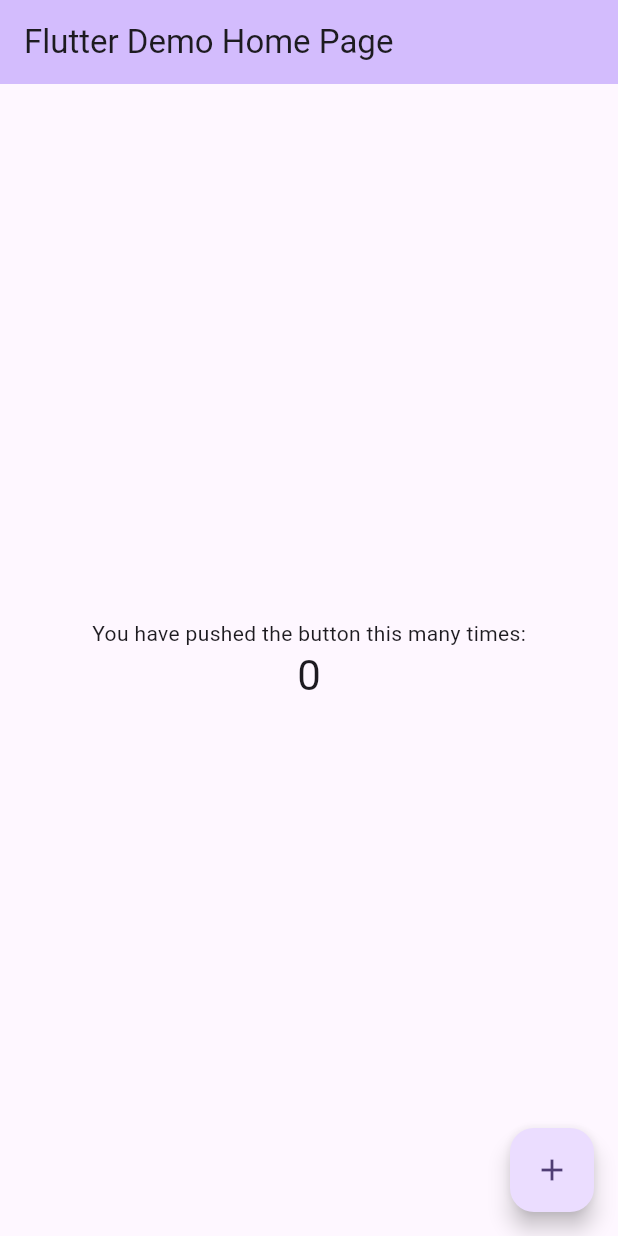
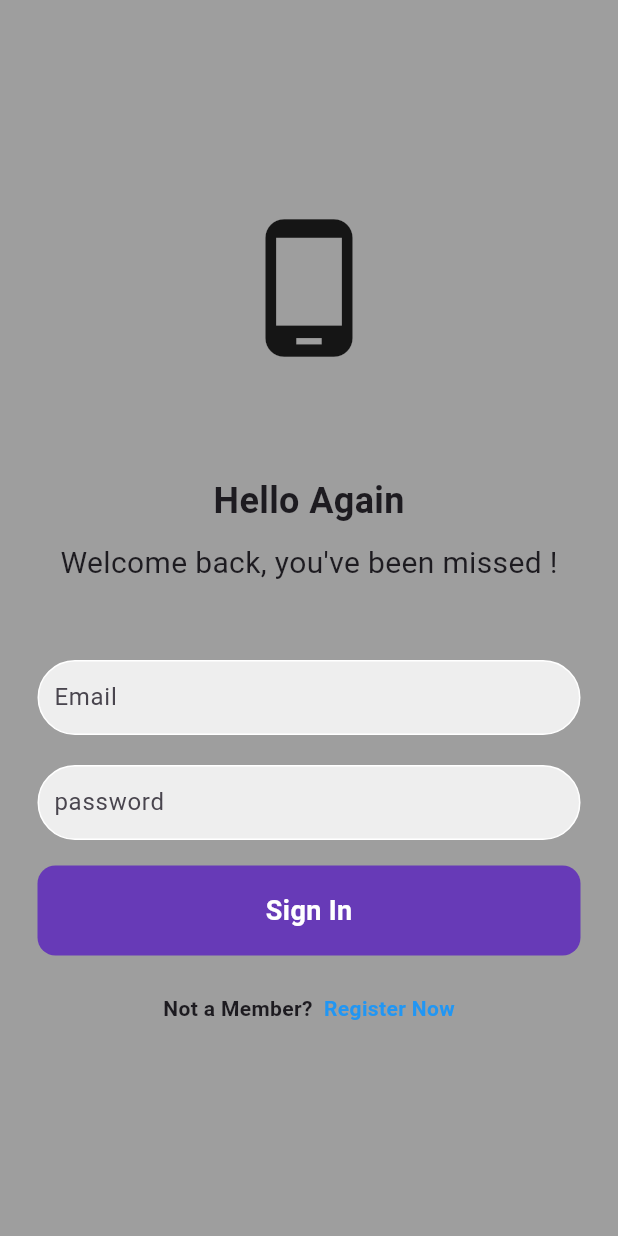
Before and after one commit to Pakhrin007/App, a Flutter app: the screen it shows after launch, on a phone screen of 412 x 824 dp. Run offline on Flutter 3.47's test engine with Material 3 defaults, Android fonts, the phone set to English and light mode, and no system bars; our stand-ins replace firebase_core; accounts and stored records are empty.

Commit message:
loginpage

```diff
--- /dev/null
+++ b/lib/loginpage.dart
@@ -0,0 +1,128 @@
+import 'package:flutter/material.dart';
+
+class Loginpage extends StatefulWidget {
+  const Loginpage({super.key});
+
+  @override
+  State<Loginpage> createState() => _LoginpageState();
+}
+
+class _LoginpageState extends State<Loginpage> {
+  @override
+  Widget build(BuildContext context) {
+    return Scaffold(
+      backgroundColor: Colors.grey,
+      body: SafeArea(
+        child: Center(
+          child: SingleChildScrollView(
+            child: Column(
+              mainAxisAlignment: MainAxisAlignment.center,
+              children: [
+                Icon(
+                  Icons.phone_android,
+                  size: 100,
+                ),
+                SizedBox(
+                  height: 75,
+                ),
+                Text(
+                  "Hello Again",
+                  style: TextStyle(fontWeight: FontWeight.bold, fontSize: 24),
+                ),
+                SizedBox(
+                  height: 10,
+                ),
+                Text(
+                  "Welcome back, you\'ve been missed !",
+                  style: TextStyle(fontSize: 20),
+                ),
+                SizedBox(
+                  height: 50,
+                ),
+                Padding(
+                  padding: const EdgeInsets.symmetric(horizontal: 25.0),
+                  child: Container(
+                    decoration: BoxDecoration(
+                        color: Colors.grey[200],
+                        border: Border.all(color: Colors.white),
+                        borderRadius: BorderRadius.circular(25)),
+                    child: Padding(
+                      padding: const EdgeInsets.only(left: 10),
+                      child: TextField(
+                        decoration: InputDecoration(
+                          border: InputBorder.none,
+                          hintText: "Email",
+                        ),
+                      ),
+                    ),
+                  ),
+                ),
+                SizedBox(
+                  height: 20,
+                ),
+                Padding(
+                  padding: const EdgeInsets.symmetric(horizontal: 25.0),
+                  child: Container(
+                    decoration: BoxDecoration(
+                        color: Colors.grey[200],
+                        border: Border.all(color: Colors.white),
+                        borderRadius: BorderRadius.circular(25)),
+                    child: Padding(
+                      padding: const EdgeInsets.only(left: 10),
+                      child: TextField(
+                        obscureText: true,
+                        decoration: InputDecoration(
+                          border: InputBorder.none,
+                          hintText: "password",
+                        ),
+                      ),
+                    ),
+                  ),
+                ),
+                SizedBox(
+                  height: 17,
+                ),
+                Padding(
+                  padding: EdgeInsets.symmetric(horizontal: 25.0),
+                  child: Container(
+                    padding: EdgeInsets.all(17),
+                    decoration: BoxDecoration(
+                      color: Colors.deepPurple,
+                      borderRadius: BorderRadius.circular(12),
+                    ),
+                    child: Center(
+                      child: Text(
+                        "Sign In",
+                        style: TextStyle(
+                            color: Colors.white,
+                            fontWeight: FontWeight.bold,
+                            fontSize: 18),
+                      ),
+                    ),
+                  ),
+                ),
+                SizedBox(
+                  height: 25,
+                ),
+                Row(
+                  mainAxisAlignment: MainAxisAlignment.center,
+                  children: [
+                    Text(
+                      "Not a Member?",
+                      style: TextStyle(fontWeight: FontWeight.bold),
+                    ),
+                    Text(
+                      "  Register Now",
+                      style: TextStyle(
+                          color: Colors.blue, fontWeight: FontWeight.bold),
+                    ),
+                  ],
+                )
+              ],
+            ),
+          ),
+        ),
+      ),
+    );
+  }
+}
--- a/lib/main.dart
+++ b/lib/main.dart
@@ -1,5 +1,6 @@
 import 'package:firebase_core/firebase_core.dart';
 import 'package:flutter/material.dart';
+import 'package:helloworld/loginpage.dart';
 
 void main() async {
   WidgetsFlutterBinding.ensureInitialized();
@@ -14,115 +15,13 @@ class MyApp extends StatelessWidget {
   @override
   Widget build(BuildContext context) {
     return MaterialApp(
+      debugShowCheckedModeBanner: false,
       title: 'Flutter Demo',
       theme: ThemeData(
-        // This is the theme of your application.
-        //
-        // TRY THIS: Try running your application with "flutter run". You'll see
-        // the application has a purple toolbar. Then, without quitting the app,
-        // try changing the seedColor in the colorScheme below to Colors.green
-        // and then invoke "hot reload" (save your changes or press the "hot
-        // reload" button in a Flutter-supported IDE, or press "r" if you used
-        // the command line to start the app).
-        //
-        // Notice that the counter didn't reset back to zero; the application
-        // state is not lost during the reload. To reset the state, use hot
-        // restart instead.
-        //
-        // This works for code too, not just values: Most code changes can be
-        // tested with just a hot reload.
         colorScheme: ColorScheme.fromSeed(seedColor: Colors.deepPurple),
         useMaterial3: true,
       ),
-      home: const MyHomePage(title: 'Flutter Demo Home Page'),
+      home: const Loginpage(),
     );
   }
 }
-
-class MyHomePage extends StatefulWidget {
-  const MyHomePage({super.key, required this.title});
-
-  // This widget is the home page of your application. It is stateful, meaning
-  // that it has a State object (defined below) that contains fields that affect
-  // how it looks.
-
-  // This class is the configuration for the state. It holds the values (in this
-  // case the title) provided by the parent (in this case the App widget) and
-  // used by the build method of the State. Fields in a Widget subclass are
-  // always marked "final".
-
-  final String title;
-
-  @override
-  State<MyHomePage> createState() => _MyHomePageState();
-}
-
-class _MyHomePageState extends State<MyHomePage> {
-  int _counter = 0;
-
-  void _incrementCounter() {
-    setState(() {
-      // This call to setState tells the Flutter framework that something has
-      // changed in this State, which causes it to rerun the build method below
-      // so that the display can reflect the updated values. If we changed
-      // _counter without calling setState(), then the build method would not be
-      // called again, and so nothing would appear to happen.
-      _counter++;
-    });
-  }
-
-  @override
-  Widget build(BuildContext context) {
-    // This method is rerun every time setState is called, for instance as done
-    // by the _incrementCounter method above.
-    //
-    // The Flutter framework has been optimized to make rerunning build methods
-    // fast, so that you can just rebuild anything that needs updating rather
-    // than having to individually change instances of widgets.
-    return Scaffold(
-      appBar: AppBar(
-        // TRY THIS: Try changing the color here to a specific color (to
-        // Colors.amber, perhaps?) and trigger a hot reload to see the AppBar
-        // change color while the other colors stay the same.
-        backgroundColor: Theme.of(context).colorScheme.inversePrimary,
-        // Here we take the value from the MyHomePage object that was created by
-        // the App.build method, and use it to set our appbar title.
-        title: Text(widget.title),
-      ),
-      body: Center(
-        // Center is a layout widget. It takes a single child and positions it
-        // in the middle of the parent.
-        child: Column(
-          // Column is also a layout widget. It takes a list of children and
-          // arranges them vertically. By default, it sizes itself to fit its
-          // children horizontally, and tries to be as tall as its parent.
-          //
-          // Column has various properties to control how it sizes itself and
-          // how it positions its children. Here we use mainAxisAlignment to
-          // center the children vertically; the main axis here is the vertical
-          // axis because Columns are vertical (the cross axis would be
-          // horizontal).
-          //
-          // TRY THIS: Invoke "debug painting" (choose the "Toggle Debug Paint"
-          // action in the IDE, or press "p" in the console), to see the
-          // wireframe for each widget.
-          mainAxisAlignment: MainAxisAlignment.center,
-          children: <Widget>[
-            const Text(
-              'You have pushed the button this many times:',
-            ),
-            Text(
-              '$_counter',
-              style: Theme.of(context).textTheme.headlineMedium,
-            ),
-          ],
-        ),
-      ),
-      floatingActionButton: FloatingActionButton(
-        onPressed: _incrementCounter,
-        tooltip: 'Increment',
-        child: const Icon(Icons.add),
-      ), // This trailing comma makes auto-formatting nicer for build methods.
-    );
-  }
-}
```
